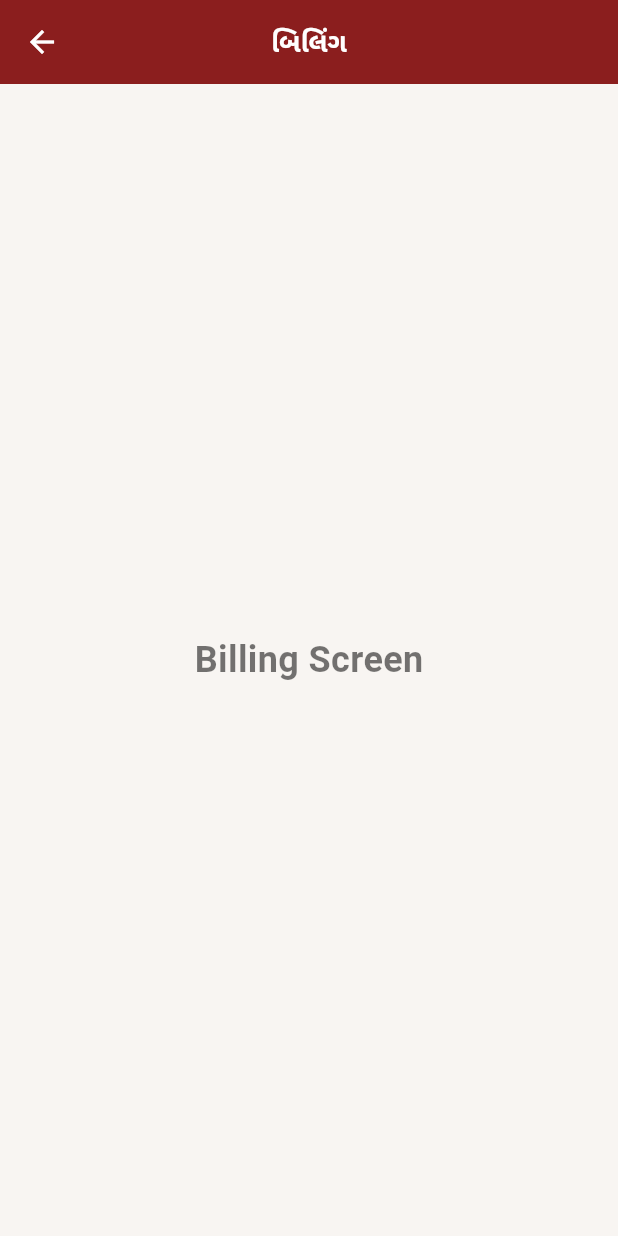
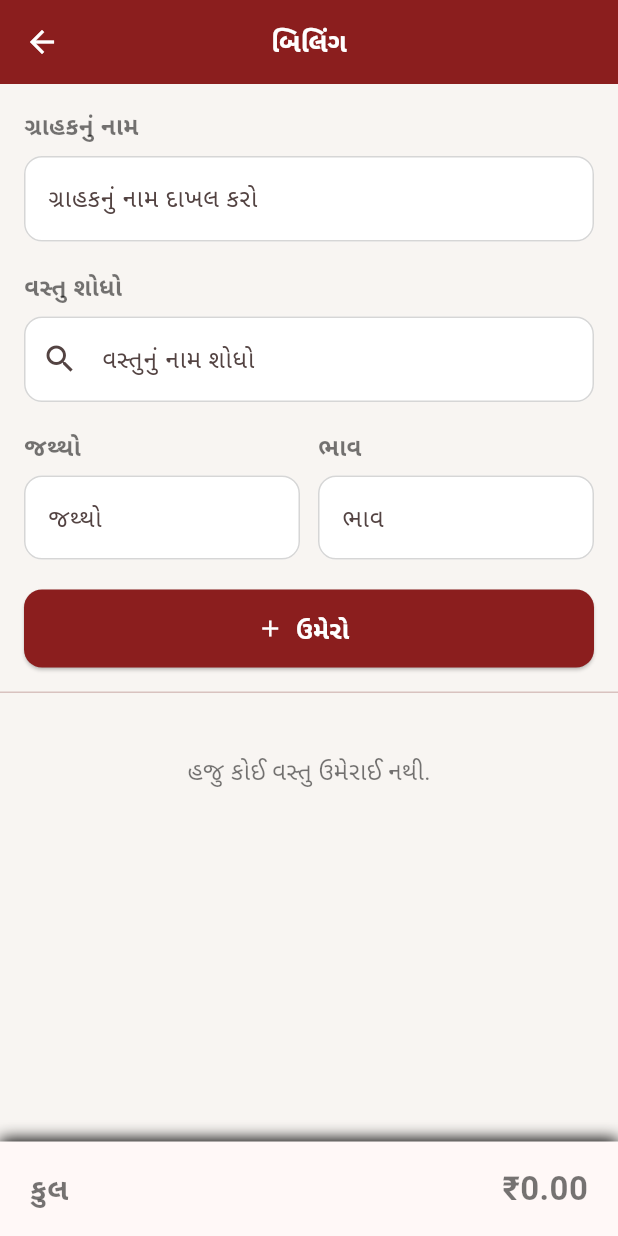
Before and after one commit to Prince242007/prince_masala, a Flutter app: the BillingScreen screen opened by its route, on a phone screen of 412 x 824 dp. Run offline on Flutter 3.47's test engine with Material 3 defaults, Android fonts, the phone set to English and light mode, and no system bars.

Commit message:
Adding the file billing_input_section  and also related bill section file and then applied

```diff
--- /dev/null
+++ b/lib/controllers/billing_controller.dart
@@ -0,0 +1,23 @@
+import 'package:flutter/material.dart';
+
+import '../models/bill_item.dart';
+
+class BillingController extends ChangeNotifier {
+  final List<BillItem> items = [];
+
+  void addItem(BillItem item) {
+    items.add(item);
+    notifyListeners();
+  }
+
+  void removeItem(int index) {
+    items.removeAt(index);
+    notifyListeners();
+  }
+
+  double get total =>
+      items.fold(
+        0,
+        (sum, item) => sum + item.amount,
+      );
+}
--- /dev/null
+++ b/lib/models/bill_item.dart
@@ -0,0 +1,16 @@
+class BillItem {
+  final String gujaratiName;
+  final String englishSearchName;
+
+  int quantity;
+  double price;
+
+  BillItem({
+    required this.gujaratiName,
+    required this.englishSearchName,
+    required this.quantity,
+    required this.price,
+  });
+
+  double get amount => quantity * price;
+}
--- a/lib/screens/billing/billing_screen.dart
+++ b/lib/screens/billing/billing_screen.dart
@@ -1,4 +1,8 @@
 import 'package:flutter/material.dart';
+
+import '../../controllers/billing_controller.dart';
+import '../../widgets/billing/billing_input_section.dart';
+import '../../widgets/billing/bill_item_card.dart';
 
 class BillingScreen extends StatefulWidget {
   const BillingScreen({super.key});
@@ -8,21 +12,141 @@ class BillingScreen extends StatefulWidget {
 }
 
 class _BillingScreenState extends State<BillingScreen> {
+  final BillingController billingController = BillingController();
+
+  @override
+  void dispose() {
+    billingController.dispose();
+    super.dispose();
+  }
+
+  void deleteItem(int index) {
+    billingController.removeItem(index);
+  }
+
+  void editItem(int index) {
+    ScaffoldMessenger.of(context)
+      ..hideCurrentSnackBar()
+      ..showSnackBar(
+        const SnackBar(
+          content: Text('Edit feature આપણે આગળ બનાવશું.'),
+        ),
+      );
+  }
+
   @override
   Widget build(BuildContext context) {
     return Scaffold(
+      resizeToAvoidBottomInset: true,
       appBar: AppBar(
-        title: const Text("બિલિંગ"),
+        title: const Text('બિલિંગ'),
       ),
+      body: AnimatedBuilder(
+        animation: billingController,
+        builder: (context, child) {
+          return Column(
+            children: [
+              Expanded(
+                child: SingleChildScrollView(
+                  keyboardDismissBehavior:
+                      ScrollViewKeyboardDismissBehavior.onDrag,
+                  padding: EdgeInsets.only(
+                    bottom: MediaQuery.of(context)
+                        .viewInsets
+                        .bottom,
+                  ),
+                  child: Column(
+                    children: [
+                      BillingInputSection(
+                        onAddItem: billingController.addItem,
+                      ),
 
-      body: const Center(
-        child: Text(
-          "Billing Screen",
-          style: TextStyle(
-            fontSize: 24,
-            fontWeight: FontWeight.bold,
-          ),
-        ),
+                      const Divider(
+                        height: 1,
+                      ),
+
+                      if (billingController.items.isEmpty)
+                        const Padding(
+                          padding: EdgeInsets.symmetric(
+                            vertical: 40,
+                          ),
+                          child: Text(
+                            'હજુ કોઈ વસ્તુ ઉમેરાઈ નથી.',
+                            style: TextStyle(
+                              fontSize: 16,
+                            ),
+                          ),
+                        )
+                      else
+                        ListView.builder(
+                          shrinkWrap: true,
+                          physics:
+                              const NeverScrollableScrollPhysics(),
+                          padding: const EdgeInsets.all(16),
+                          itemCount:
+                              billingController.items.length,
+                          itemBuilder: (context, index) {
+                            final item =
+                                billingController.items[index];
+
+                            return BillItemCard(
+                              itemNumber: index + 1,
+                              item: item,
+                              onEdit: () {
+                                editItem(index);
+                              },
+                              onDelete: () {
+                                deleteItem(index);
+                              },
+                            );
+                          },
+                        ),
+                    ],
+                  ),
+                ),
+              ),
+
+              Container(
+                width: double.infinity,
+                padding: const EdgeInsets.symmetric(
+                  horizontal: 20,
+                  vertical: 16,
+                ),
+                decoration: BoxDecoration(
+                  color: Theme.of(context)
+                      .colorScheme
+                      .surface,
+                  boxShadow: const [
+                    BoxShadow(
+                      blurRadius: 8,
+                      offset: Offset(0, -2),
+                    ),
+                  ],
+                ),
+                child: Row(
+                  mainAxisAlignment:
+                      MainAxisAlignment.spaceBetween,
+                  children: [
+                    const Text(
+                      'કુલ',
+                      style: TextStyle(
+                        fontSize: 20,
+                        fontWeight: FontWeight.bold,
+                      ),
+                    ),
+                    Text(
+                      '₹${billingController.total.toStringAsFixed(2)}',
+                      style: const TextStyle(
+                        fontSize: 22,
+                        fontWeight: FontWeight.bold,
+                      ),
+                    ),
+                  ],
+                ),
+              ),
+            ],
+          );
+        },
       ),
     );
   }
--- /dev/null
+++ b/lib/widgets/billing/billing_input_section.dart
@@ -0,0 +1,237 @@
+import 'package:flutter/material.dart';
+
+import '../../models/bill_item.dart';
+
+class BillingInputSection extends StatefulWidget {
+  final void Function(BillItem item) onAddItem;
+
+  const BillingInputSection({super.key, required this.onAddItem});
+
+  @override
+  State<BillingInputSection> createState() => _BillingInputSectionState();
+}
+
+class _BillingInputSectionState extends State<BillingInputSection> {
+  final TextEditingController customerController = TextEditingController();
+
+  final TextEditingController searchController = TextEditingController();
+
+  final TextEditingController quantityController = TextEditingController();
+
+  final TextEditingController priceController = TextEditingController();
+
+  final FocusNode searchFocus = FocusNode();
+  final FocusNode quantityFocus = FocusNode();
+  final FocusNode priceFocus = FocusNode();
+
+  @override
+  void dispose() {
+    customerController.dispose();
+    searchController.dispose();
+    quantityController.dispose();
+    priceController.dispose();
+
+    searchFocus.dispose();
+    quantityFocus.dispose();
+    priceFocus.dispose();
+
+    super.dispose();
+  }
+
+  void addItem() {
+    final customerName = customerController.text.trim();
+    final itemName = searchController.text.trim();
+    final quantityText = quantityController.text.trim();
+    final priceText = priceController.text.trim();
+
+    if (customerName.isEmpty) {
+      _showMessage('ગ્રાહકનું નામ દાખલ કરો.');
+      return;
+    }
+
+    if (itemName.isEmpty) {
+      _showMessage('વસ્તુ પસંદ કરો.');
+      searchFocus.requestFocus();
+      return;
+    }
+
+    final quantity = int.tryParse(quantityText);
+
+    if (quantity == null || quantity <= 0) {
+      _showMessage('યોગ્ય જથ્થો દાખલ કરો.');
+      quantityFocus.requestFocus();
+      return;
+    }
+
+    final price = double.tryParse(priceText);
+
+    if (price == null || price <= 0) {
+      _showMessage('યોગ્ય ભાવ દાખલ કરો.');
+      priceFocus.requestFocus();
+      return;
+    }
+
+    final BillItem item = BillItem(
+      gujaratiName: itemName,
+      englishSearchName: itemName,
+      quantity: quantity,
+      price: price,
+    );
+
+    widget.onAddItem(item);
+
+    searchController.clear();
+    quantityController.clear();
+    priceController.clear();
+
+    searchFocus.requestFocus();
+  }
+
+  void _showMessage(String message) {
+    ScaffoldMessenger.of(context)
+      ..hideCurrentSnackBar()
+      ..showSnackBar(
+        SnackBar(content: Text(message), duration: const Duration(seconds: 2)),
+      );
+  }
+
+  @override
+  Widget build(BuildContext context) {
+    return Padding(
+      padding: const EdgeInsets.all(16),
+      child: Column(
+        crossAxisAlignment: CrossAxisAlignment.start,
+        children: [
+          const Text(
+            'ગ્રાહકનું નામ',
+            style: TextStyle(fontSize: 16, fontWeight: FontWeight.w600),
+          ),
+
+          const SizedBox(height: 8),
+
+          TextField(
+            controller: customerController,
+            textInputAction: TextInputAction.next,
+            decoration: const InputDecoration(
+              hintText: 'ગ્રાહકનું નામ દાખલ કરો',
+              border: OutlineInputBorder(),
+            ),
+            onSubmitted: (_) {
+              searchFocus.requestFocus();
+            },
+          ),
+
+          const SizedBox(height: 18),
+
+          const Text(
+            'વસ્તુ શોધો',
+            style: TextStyle(fontSize: 16, fontWeight: FontWeight.w600),
+          ),
+
+          const SizedBox(height: 8),
+
+          TextField(
+            controller: searchController,
+            focusNode: searchFocus,
+            textInputAction: TextInputAction.next,
+            decoration: const InputDecoration(
+              hintText: 'વસ્તુનું નામ શોધો',
+              prefixIcon: Icon(Icons.search),
+              border: OutlineInputBorder(),
+            ),
+            onSubmitted: (_) {
+              quantityFocus.requestFocus();
+            },
+          ),
+
+          const SizedBox(height: 18),
+
+          Row(
+            children: [
+              Expanded(
+                child: Column(
+                  crossAxisAlignment: CrossAxisAlignment.start,
+                  children: [
+                    const Text(
+                      'જથ્થો',
+                      style: TextStyle(
+                        fontSize: 16,
+                        fontWeight: FontWeight.w600,
+                      ),
+                    ),
+
+                    const SizedBox(height: 8),
+
+                    TextField(
+                      controller: quantityController,
+                      focusNode: quantityFocus,
+                      keyboardType: TextInputType.number,
+                      textInputAction: TextInputAction.next,
+                      decoration: const InputDecoration(
+                        hintText: 'જથ્થો',
+                        border: OutlineInputBorder(),
+                      ),
+                      onSubmitted: (_) {
+                        priceFocus.requestFocus();
+                      },
+                    ),
+                  ],
+                ),
+              ),
+
+              const SizedBox(width: 12),
+
+              Expanded(
+                child: Column(
+                  crossAxisAlignment: CrossAxisAlignment.start,
+                  children: [
+                    const Text(
+                      'ભાવ',
+                      style: TextStyle(
+                        fontSize: 16,
+                        fontWeight: FontWeight.w600,
+                      ),
+                    ),
+
+                    const SizedBox(height: 8),
+
+                    TextField(
+                      controller: priceController,
+                      focusNode: priceFocus,
+                      keyboardType: const TextInputType.numberWithOptions(
+                        decimal: true,
+                      ),
+                      textInputAction: TextInputAction.done,
+                      decoration: const InputDecoration(
+                        hintText: 'ભાવ',
+                        border: OutlineInputBorder(),
+                      ),
+                      onSubmitted: (_) {
+                        addItem();
+                      },
+                    ),
+                  ],
+                ),
+              ),
+            ],
+          ),
+
+          const SizedBox(height: 20),
+
+          SizedBox(
+            width: double.infinity,
+            height: 52,
+            child: ElevatedButton.icon(
+              onPressed: addItem,
+              icon: const Icon(Icons.add),
+              label: const Text(
+                'ઉમેરો',
+                style: TextStyle(fontSize: 17, fontWeight: FontWeight.w600),
+              ),
+            ),
+          ),
+        ],
+      ),
+    );
+  }
+}
```
Also changed, not shown: lib/models/bill.dart (added, +27 -0 lines), lib/widgets/billing/bill_item_card.dart (added, +105 -0 lines), lib/widgets/billing/bill_total_card.dart (added), lib/widgets/billing/billing_add_item_section.dart (added), lib/widgets/billing/billing_customer_section.dart (added).
